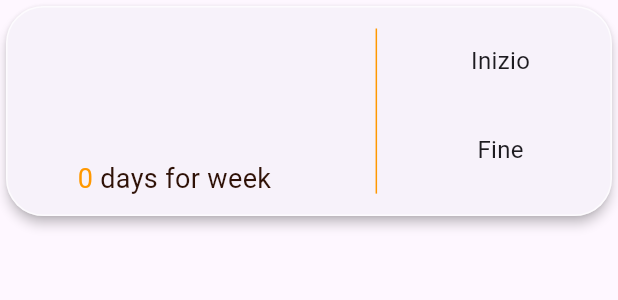
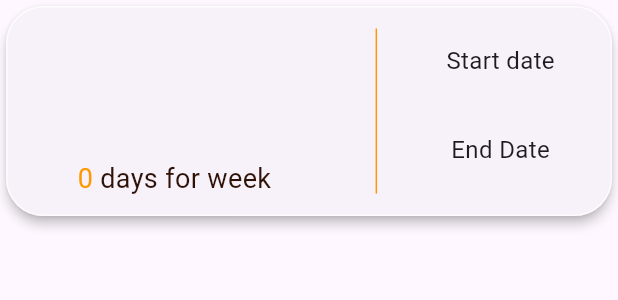
Before and after one commit to Pasq98/gymly, a Flutter app: the WorkoutScheduleItem widget shown alone on an empty page, opened directly with empty values, on a phone screen of 412 x 824 dp. Shown: the top 300 px of the screen. Run offline on Flutter 3.47's test engine with Material 3 defaults, Android fonts, the phone set to English and light mode, and no system bars; our stand-ins replace bloc, equatable, flutter_bloc, google_fonts, logger, lottie and 1 more; accounts and stored records are empty.

```diff
--- a/lib/pages/Home/Home.dart
+++ b/lib/pages/Home/Home.dart
@@ -58,7 +58,7 @@ class _HomeState extends State<Home> {
               child: Column(
                 children: [
                   const Text(
-                    'Le mie schede',
+                    'My workout',
                     style: TextStyle(color: CustomColor.fontBlack, fontSize: 18, fontWeight: FontWeight.w600),
                   ),
                   const SizedBox(
--- a/lib/pages/Home/WorkoutScheduleItem.dart
+++ b/lib/pages/Home/WorkoutScheduleItem.dart
@@ -78,19 +78,19 @@ class WorkoutScheduleItem extends StatelessWidget {
                 margin: EdgeInsets.only(right: 14),
                 child: Column(
                   children: [
-                    Text(
-                      'Inizio',
+                    const Text(
+                      'Start date',
                       style: TextStyle(fontSize: 16, fontWeight: FontWeight.w400),
                     ),
                     Text(
                       workoutSchedule.dataInizio,
-                      style: TextStyle(fontSize: 14, fontWeight: FontWeight.w400, color: Colors.orange),
+                      style: const TextStyle(fontSize: 14, fontWeight: FontWeight.w400, color: Colors.orange),
                     ),
-                    SizedBox(
+                    const SizedBox(
                       height: 15,
                     ),
-                    Text(
-                      'Fine',
+                    const Text(
+                      'End Date',
                       style: TextStyle(fontSize: 16, fontWeight: FontWeight.w400),
                     ),
                     Text(
--- a/lib/pages/SpashScreen.dart
+++ b/lib/pages/SpashScreen.dart
@@ -17,7 +17,7 @@ class _SplashScreenState extends State<SplashScreen> {
   @override
   void initState() {
     super.initState();
-    Timer(Duration(seconds: 3), () => Navigator.pushReplacement(context, MaterialPageRoute(builder: (context) => const Home())));
+    Timer(Duration(seconds: 4), () => Navigator.pushReplacement(context, MaterialPageRoute(builder: (context) => const Home())));
   }
 
   @override
--- a/lib/pages/ViewExcercise/view_excercise.dart
+++ b/lib/pages/ViewExcercise/view_excercise.dart
@@ -81,7 +81,7 @@ class _ViewExcerciseState extends State<ViewExcercise> {
               ),
             );
           } else {
-            return CircularProgressIndicator();
+            return Center(child: CircularProgressIndicator());
           }
         },
       ),
```
Also changed, not shown: lib/bloc/excercise/cubit.dart (+24 -15 lines), lib/pages/ViewExcercise/excerciseItem.dart (+4 -3 lines), lib/repository/scheduleRepository.dart (+17 -0 lines).
